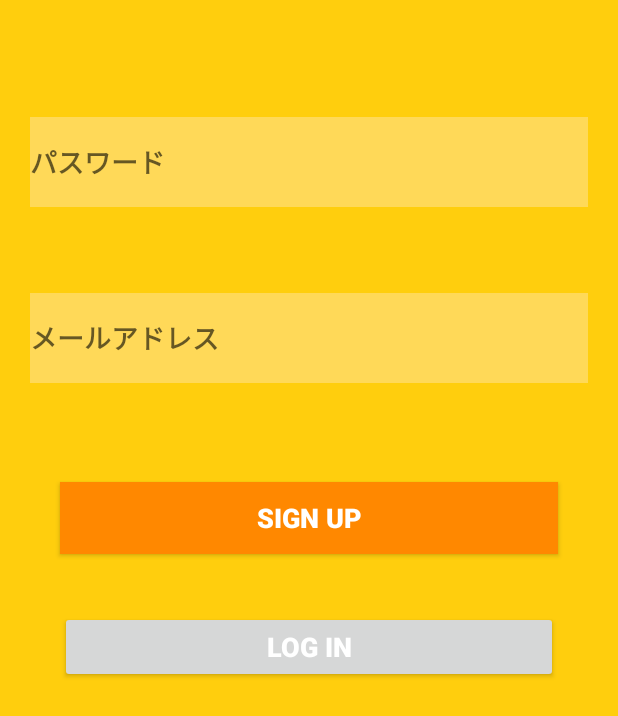
After one commit to youko-wakou/PalamFairyGame-master, an Android app: the layout activity_login.xml on its own in the app's theme, with its tools: preview values and no code run, on a phone screen of 412 x 824 dp. The commit adds this screen. Shown: the top 716 px of the screen. Run offline under Robolectric (Android 15) with nearby library versions, the phone set to English and light mode, and no system bars.

Commit message:
ログイン機能追記

```diff
--- a/app/build.gradle
+++ b/app/build.gradle
@@ -26,4 +26,8 @@ dependencies {
     testImplementation 'junit:junit:4.12'
     androidTestImplementation 'com.android.support.test:runner:1.0.1'
     androidTestImplementation 'com.android.support.test.espresso:espresso-core:3.0.1'
+    compile 'com.google.firebase:firebase-auth:11.0.4'
+    compile 'com.google.firebase:firebase-database:11.0.4'
+
 }
+apply plugin: 'com.google.gms.google-services'
--- /dev/null
+++ b/app/src/main/res/layout/activity_login.xml
@@ -0,0 +1,70 @@
+<?xml version="1.0" encoding="utf-8"?>
+<RelativeLayout xmlns:android="http://schemas.android.com/apk/res/android"
+    xmlns:tools="http://schemas.android.com/tools"
+    android:layout_width="match_parent"
+    android:layout_height="match_parent"
+    android:background="#FFCE0D"
+    tools:context="jp.palamfairy.project.android.palamfairygame.LoginActivity">
+
+    <EditText
+        android:id="@+id/password"
+        android:layout_width="match_parent"
+        android:layout_height="60dp"
+        android:layout_alignParentStart="true"
+        android:layout_alignParentTop="true"
+        android:layout_marginLeft="20dp"
+        android:layout_marginRight="20dp"
+        android:layout_marginTop="78dp"
+        android:background="#FFD958"
+        android:ems="10"
+        android:hint="パスワード"
+        android:inputType="textPassword"
+        android:singleLine="false"
+        android:textStyle="bold" />
+
+    <EditText
+        android:id="@+id/email"
+        android:layout_width="match_parent"
+        android:layout_height="60dp"
+        android:layout_below="@+id/password"
+        android:layout_centerHorizontal="true"
+        android:layout_marginLeft="20dp"
+        android:layout_marginRight="20dp"
+        android:layout_marginTop="57dp"
+        android:background="#FFD958"
+        android:ems="10"
+        android:hint="メールアドレス"
+        android:inputType="textEmailAddress"
+        android:textStyle="bold" />
+
+    <Button
+        android:id="@+id/sigin"
+        android:layout_width="match_parent"
+        android:layout_height="wrap_content"
+        android:layout_below="@+id/email"
+        android:layout_centerHorizontal="true"
+        android:layout_marginLeft="40dp"
+        android:layout_marginRight="40dp"
+        android:layout_marginTop="66dp"
+        android:background="@android:color/holo_orange_dark"
+        android:text="Sign Up"
+        android:textColor="@android:color/white"
+        android:textSize="18sp"
+        android:textStyle="bold" />
+
+    <Button
+        android:id="@+id/login"
+        android:layout_width="match_parent"
+        android:layout_height="wrap_content"
+        android:layout_alignParentEnd="true"
+        android:layout_below="@+id/sigin"
+        android:layout_marginLeft="40dp"
+        android:layout_marginRight="40dp"
+        android:layout_marginTop="38dp"
+        android:background="?android:attr/colorSwitchThumbNormal"
+        android:text="Log In"
+        android:textColor="@android:color/white"
+        android:textSize="18sp"
+        android:textStyle="bold" />
+
+</RelativeLayout>
--- a/build.gradle
+++ b/build.gradle
@@ -8,6 +8,7 @@ buildscript {
     }
     dependencies {
         classpath 'com.android.tools.build:gradle:3.0.0'
+        classpath 'com.google.gms:google-services:3.1.0'
 
 
         // NOTE: Do not place your application dependencies here; they belong
```
Also changed, not shown: app/src/main/java/jp/palamfairy/project/android/palamfairygame/Const.java (added, +9 -0 lines), app/src/main/java/jp/palamfairy/project/android/palamfairygame/LoginActivity.java (added, +158 -0 lines), app/src/main/java/jp/palamfairy/project/android/palamfairygame/MainActivity.java (+20 -5 lines), app/src/main/java/jp/palamfairy/project/android/palamfairygame/PetSub.java (+18 -18 lines), app/src/main/res/layout/activity_main.xml (+7 -8 lines), 3 other files.
